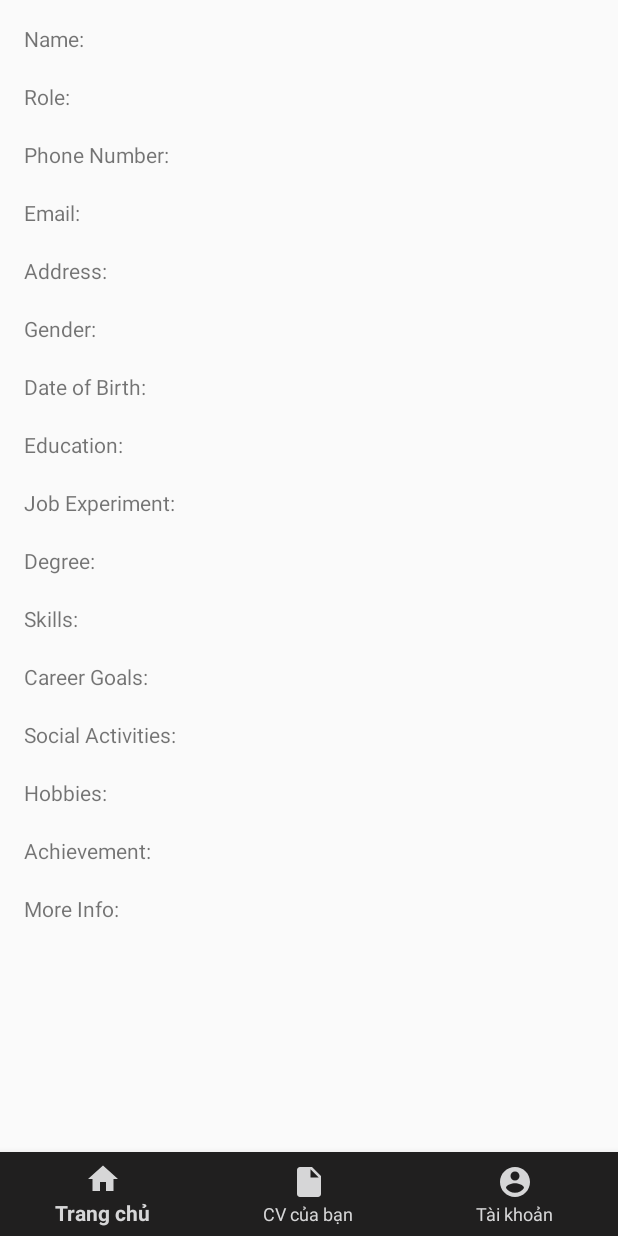
After one commit to TMThaor/finalExam, an Android app: the fragment CVDetailFragment placed in its activity, on a phone screen of 412 x 824 dp. The commit adds this screen. Run offline under Robolectric (Android 15) with nearby library versions, the phone set to English and light mode, and no system bars; our stand-ins replace Firebase (no records; nobody signed in at launch, a user with empty details on screens opened directly).

Commit message:
Demo CVDetailFragment, AccountFragment, List AppliedJob, Logout

```diff
--- a/app/src/main/java/com/example/finalexam/appliedJob/adapter/appliedJobAdapter.java
+++ /dev/null
@@ -1,4 +0,0 @@
-package com.example.finalexam.appliedJob.adapter;
-
-public class appliedJobAdapter {
-}
--- a/app/src/main/java/com/example/finalexam/appliedJob/model/AppliedJob.java
+++ /dev/null
@@ -1,4 +0,0 @@
-package com.example.finalexam.appliedJob.model;
-
-public class AppliedJob {
-}
--- /dev/null
+++ b/app/src/main/java/com/example/finalexam/mainPage/fragments/CVDetailFragment.java
@@ -0,0 +1,90 @@
+package com.example.finalexam.mainPage.fragments;
+
+import android.os.Bundle;
+import android.view.LayoutInflater;
+import android.view.View;
+import android.view.ViewGroup;
+import android.widget.TextView;
+
+import androidx.annotation.NonNull;
+import androidx.annotation.Nullable;
+import androidx.fragment.app.Fragment;
+
+import com.example.finalexam.R;
+import com.google.firebase.database.DataSnapshot;
+import com.google.firebase.database.DatabaseError;
+import com.google.firebase.database.DatabaseReference;
+import com.google.firebase.database.FirebaseDatabase;
+import com.google.firebase.database.ValueEventListener;
+
+public class CVDetailFragment extends Fragment {
+    private String userId;
+
+    public void setUserId(String userId) {
+        this.userId = userId;
+    }
+
+    @Nullable
+    @Override
+    public View onCreateView(@NonNull LayoutInflater inflater, @Nullable ViewGroup container, @Nullable Bundle savedInstanceState) {
+        View view = inflater.inflate(R.layout.fragment_cv_detail, container, false);
+        TextView textViewName = view.findViewById(R.id.text_view_name);
+        TextView textViewRole = view.findViewById(R.id.text_view_role);
+        TextView textViewPhone = view.findViewById(R.id.text_view_phone);
+        TextView textViewEmail = view.findViewById(R.id.text_view_email);
+        TextView textViewAddress = view.findViewById(R.id.text_view_address);
+        TextView textViewGender = view.findViewById(R.id.text_view_gender);
+        TextView textViewDob = view.findViewById(R.id.text_view_dob);
+        TextView textViewEducation = view.findViewById(R.id.text_view_education);
+        TextView textViewJobExp = view.findViewById(R.id.text_view_job_exp);
+        TextView textViewDegree = view.findViewById(R.id.text_view_degree);
+        TextView textViewSkills = view.findViewById(R.id.text_view_skills);
+        TextView textViewCareerGoals = view.findViewById(R.id.text_view_career_goals);
+        TextView textViewSocialActivities = view.findViewById(R.id.text_view_social_activities);
+        TextView textViewHobbies = view.findViewById(R.id.text_view_hobbies);
+        TextView textViewAchievement = view.findViewById(R.id.text_view_achievement);
+        TextView textViewMoreInfo = view.findViewById(R.id.text_view_more_info);
+
+        DatabaseReference userRef = FirebaseDatabase.getInstance().getReference().child("CV").child(userId);
+        userRef.addListenerForSingleValueEvent(new ValueEventListener() {
+            @Override
+            public void onDataChange(@NonNull DataSnapshot snapshot) {
+                if (snapshot.exists()) {
+                    textViewName.setText(snapshot.child("name").getValue(String.class));
+                    textViewRole.setText(snapshot.child("role").getValue(String.class));
+                    textViewPhone.setText(snapshot.child("phoneNumber").getValue(String.class));
+                    textViewEmail.setText(snapshot.child("email").getValue(String.class));
+                    textViewAddress.setText(snapshot.child("address").getValue(String.class));
+                    textViewGender.setText(snapshot.child("gender").getValue(String.class));
+                    textViewDob.setText(snapshot.child("dob").getValue(String.class));
+
+                    // Hiển thị dữ liệu từ ArrayList<String>
+                    textViewEducation.setText(arrayListToString(snapshot.child("education")));
+                    textViewJobExp.setText(arrayListToString(snapshot.child("jobExperiment")));
+                    textViewDegree.setText(arrayListToString(snapshot.child("degree")));
+                    textViewSkills.setText(arrayListToString(snapshot.child("skills")));
+                    textViewHobbies.setText(arrayListToString(snapshot.child("hobbies")));
+                    textViewAchievement.setText(arrayListToString(snapshot.child("achievement")));
+
+                    textViewCareerGoals.setText(snapshot.child("careerGoals").getValue(String.class));
+                    textViewSocialActivities.setText(snapshot.child("socialActivities").getValue(String.class));
+                    textViewMoreInfo.setText(snapshot.child("moreInfo").getValue(String.class));
+                }
+            }
+
+            @Override
+            public void onCancelled(@NonNull DatabaseError error) {
+            }
+        });
+        return view;
+    }
+
+    // Phương thức chuyển đổi ArrayList<String> thành String
+    private String arrayListToString(DataSnapshot dataSnapshot) {
+        StringBuilder result = new StringBuilder();
+        for (DataSnapshot child : dataSnapshot.getChildren()) {
+            result.append(child.getValue(String.class)).append("\n");
+        }
+        return result.toString();
+    }
+}
--- a/app/src/main/java/com/example/finalexam/mainPage/fragments/homepageFragment.java
+++ b/app/src/main/java/com/example/finalexam/mainPage/fragments/homepageFragment.java
@@ -29,6 +29,7 @@ import java.util.List;
 
 public class homepageFragment extends Fragment implements jobAdapter.OnJobClickListener{
 
+    private String userId;
     private RecyclerView recyclerView;
     private ArrayList<Job> jobList;
     private jobAdapter adapter;
@@ -103,6 +104,8 @@ public class homepageFragment extends Fragment implements jobAdapter.OnJobClickL
         intent.putExtra("job_id", job.getJobId());
         intent.putExtra("job_title", job.getTitle());
         intent.putExtra("job_company", job.getCompany());
+        userId =((MainPage)requireActivity()).getId();
+        intent.putExtra("user_id", userId);
         startActivity(intent);
     }
 }
--- a/app/src/main/res/layout/activity_applied_job.xml
+++ b/app/src/main/res/layout/activity_applied_job.xml
@@ -6,4 +6,9 @@
     android:layout_height="match_parent"
     tools:context=".appliedJob.AppliedJob">
 
+    <androidx.recyclerview.widget.RecyclerView
+        android:id="@+id/recycler_view"
+        android:layout_width="match_parent"
+        android:layout_height="match_parent" />
+
 </androidx.constraintlayout.widget.ConstraintLayout>
--- /dev/null
+++ b/app/src/main/res/layout/fragment_cv_detail.xml
@@ -0,0 +1,204 @@
+<ScrollView xmlns:android="http://schemas.android.com/apk/res/android"
+    android:layout_width="match_parent"
+    android:layout_height="match_parent">
+
+    <LinearLayout
+        android:layout_width="match_parent"
+        android:layout_height="wrap_content"
+        android:orientation="vertical"
+        android:padding="16dp">
+
+        <!-- Name -->
+        <TextView
+            android:layout_width="match_parent"
+            android:layout_height="wrap_content"
+            android:editable="false"
+            android:text="Name:" />
+        <TextView
+            android:id="@+id/text_view_name"
+            android:layout_width="match_parent"
+            android:editable="false"
+            android:layout_height="wrap_content" />
+
+        <!-- Role -->
+        <TextView
+            android:layout_width="match_parent"
+            android:layout_height="wrap_content"
+            android:editable="false"
+            android:text="Role:" />
+        <TextView
+            android:id="@+id/text_view_role"
+            android:layout_width="match_parent"
+            android:editable="false"
+            android:layout_height="wrap_content" />
+
+        <!-- Phone Number -->
+        <TextView
+            android:layout_width="match_parent"
+            android:layout_height="wrap_content"
+            android:editable="false"
+            android:text="Phone Number:" />
+        <TextView
+            android:id="@+id/text_view_phone"
+            android:layout_width="match_parent"
+            android:editable="false"
+            android:layout_height="wrap_content" />
+
+        <!-- Email -->
+        <TextView
+            android:layout_width="match_parent"
+            android:layout_height="wrap_content"
+            android:editable="false"
+            android:text="Email:" />
+        <TextView
+            android:id="@+id/text_view_email"
+            android:layout_width="match_parent"
+            android:editable="false"
+            android:layout_height="wrap_content" />
+
+        <!-- Address -->
+        <TextView
+            android:layout_width="match_parent"
+            android:layout_height="wrap_content"
+            android:editable="false"
+            android:text="Address:" />
+        <TextView
+            android:id="@+id/text_view_address"
+            android:layout_width="match_parent"
+            android:editable="false"
+            android:layout_height="wrap_content" />
+
+        <!-- Gender -->
+        <TextView
+            android:layout_width="match_parent"
+            android:layout_height="wrap_content"
+            android:editable="false"
+            android:text="Gender:" />
+        <TextView
+            android:id="@+id/text_view_gender"
+            android:layout_width="match_parent"
+            android:editable="false"
+            android:layout_height="wrap_content" />
+
+        <!-- Date of Birth -->
+        <TextView
+            android:layout_width="match_parent"
+            android:layout_height="wrap_content"
+            android:editable="false"
+            android:text="Date of Birth:" />
+        <TextView
+            android:id="@+id/text_view_dob"
+            android:layout_width="match_parent"
+            android:editable="false"
+            android:layout_height="wrap_content" />
+
+        <!-- Education -->
+        <TextView
+            android:layout_width="match_parent"
+            android:layout_height="wrap_content"
+            android:editable="false"
+            android:text="Education:" />
+        <TextView
+            android:id="@+id/text_view_education"
+            android:layout_width="match_parent"
+            android:editable="false"
+            android:layout_height="wrap_content" />
+
+        <!-- Job Experiment -->
+        <TextView
+            android:layout_width="match_parent"
+            android:layout_height="wrap_content"
+            android:editable="false"
+            android:text="Job Experiment:" />
+        <TextView
+            android:id="@+id/text_view_job_exp"
+            android:layout_width="match_parent"
+            android:editable="false"
+            android:layout_height="wrap_content" />
+
+        <!-- Degree -->
+        <TextView
+            android:layout_width="match_parent"
+            android:layout_height="wrap_content"
+            android:editable="false"
+            android:text="Degree:" />
+        <TextView
+            android:id="@+id/text_view_degree"
+            android:layout_width="match_parent"
+            android:editable="false"
+            android:layout_height="wrap_content" />
+
+        <!-- Skills -->
+        <TextView
+            android:layout_width="match_parent"
+            android:layout_height="wrap_content"
+            android:editable="false"
+            android:text="Skills:" />
+        <TextView
+            android:id="@+id/text_view_skills"
+            android:layout_width="match_parent"
+            android:editable="false"
+            android:layout_height="wrap_content" />
+
+        <!-- Career Goals -->
+        <TextView
+            android:layout_width="match_parent"
+            android:layout_height="wrap_content"
+            android:editable="false"
+            android:text="Career Goals:" />
+        <TextView
+            android:id="@+id/text_view_career_goals"
+            android:layout_width="match_parent"
+            android:editable="false"
+            android:layout_height="wrap_content" />
+
+        <!-- Social Activities -->
+        <TextView
+            android:layout_width="match_parent"
+            android:layout_height="wrap_content"
+            android:editable="false"
+            android:text="Social Activities:" />
+        <TextView
+            android:id="@+id/text_view_social_activities"
+            android:layout_width="match_parent"
+            android:editable="false"
+            android:layout_height="wrap_content" />
+
+        <!-- Hobbies -->
+        <TextView
+            android:layout_width="match_parent"
+            android:layout_height="wrap_content"
+            android:editable="false"
+            android:text="Hobbies:" />
+        <TextView
+            android:id="@+id/text_view_hobbies"
+            android:layout_width="match_parent"
+            android:editable="false"
+            android:layout_height="wrap_content" />
+
+        <!-- Achievement -->
+        <TextView
+            android:layout_width="match_parent"
+            android:layout_height="wrap_content"
+            android:editable="false"
+            android:text="Achievement:" />
+        <TextView
+            android:id="@+id/text_view_achievement"
+            android:layout_width="match_parent"
+            android:editable="false"
+            android:layout_height="wrap_content" />
+
+        <!-- More Info -->
+        <TextView
+            android:layout_width="match_parent"
+            android:layout_height="wrap_content"
+            android:editable="false"
+            android:text="More Info:" />
+        <TextView
+            android:id="@+id/text_view_more_info"
+            android:layout_width="match_parent"
+            android:editable="false"
+            android:layout_height="wrap_content" />
+
+    </LinearLayout>
+</ScrollView>
```
Also changed, not shown: app/src/main/java/com/example/finalexam/appliedJob/AppliedJob.java (+81 -1 lines), app/src/main/java/com/example/finalexam/appliedJob/adapter/AppliedJobAdapter.java (added, +87 -0 lines), app/src/main/java/com/example/finalexam/job/JobDetail.java (+46 -1 lines), app/src/main/java/com/example/finalexam/mainPage/fragments/AccountFragment.java (+32 -5 lines), app/src/main/java/com/example/finalexam/mainPage/fragments/CVfragment.java (+11 -1 lines), app/src/main/res/layout/fragment_account.xml (+19 -6 lines), app/src/main/res/layout/list_item_appliedjob.xml (added, +27 -0 lines).
